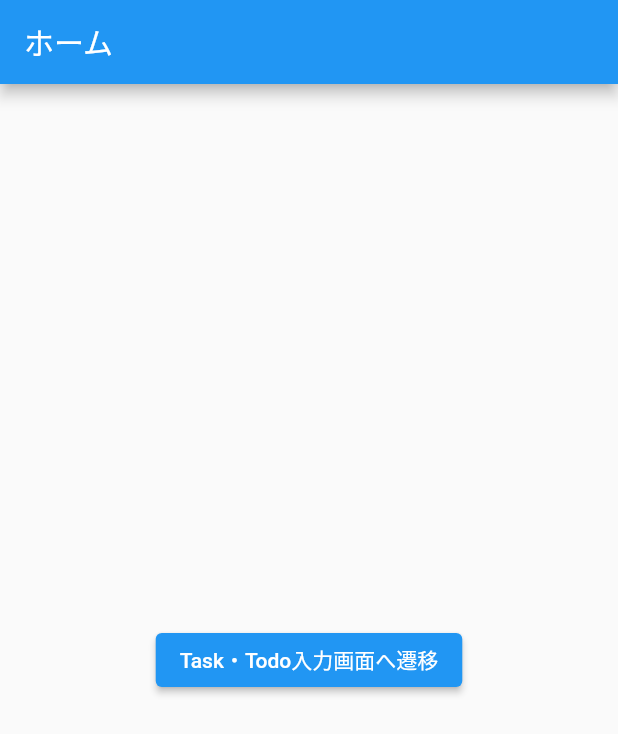
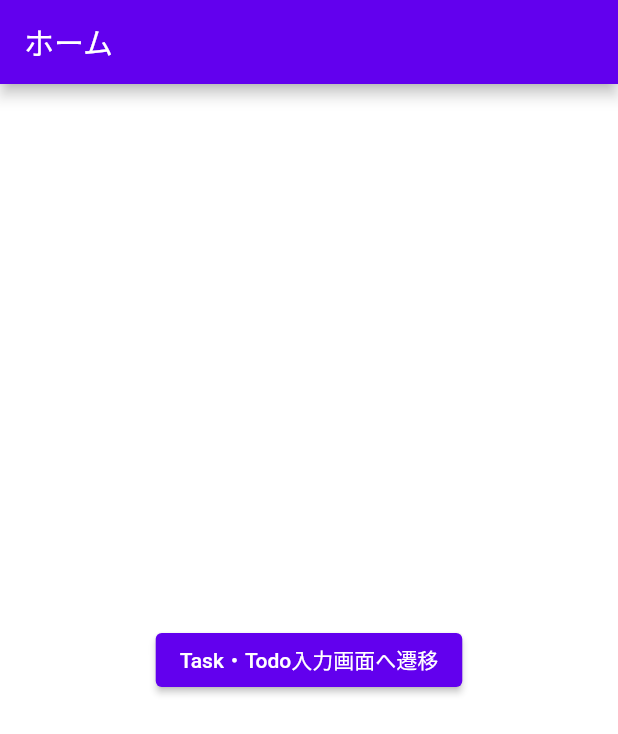
Before and after one commit to TowaYamashita/Imploop, a Flutter app: the screen it shows after launch, on a phone screen of 412 x 824 dp. Shown: the top 734 px of the screen. Run offline on Flutter 3.47's test engine with Material 2 defaults, Android fonts, the phone set to English and light mode, and no system bars; our stand-ins replace flutter_slidable, sqflite; accounts and stored records are empty.

Commit message:
appThemaを設定（MaterialDesign標準から何も変えてい）

```diff
--- /dev/null
+++ b/lib/config/thema.dart
@@ -0,0 +1,6 @@
+import 'package:flutter/material.dart';
+
+final ThemeData appThema = ThemeData.from(
+  colorScheme: const ColorScheme.light(),
+  textTheme: Typography.material2018().black,
+);
--- a/lib/main.dart
+++ b/lib/main.dart
@@ -1,4 +1,5 @@
 import 'package:flutter/material.dart';
+import 'package:imploop/config/thema.dart';
 import 'package:imploop/page/home/home_page.dart';
 
 void main() {
@@ -13,8 +14,9 @@ class MyApp extends StatelessWidget {
   Widget build(BuildContext context) {
     WidgetsFlutterBinding.ensureInitialized();
 
-    return const MaterialApp(
-      home: HomePage(),
+    return MaterialApp(
+      theme: appThema,
+      home: const HomePage(),
     );
   }
 }
```
